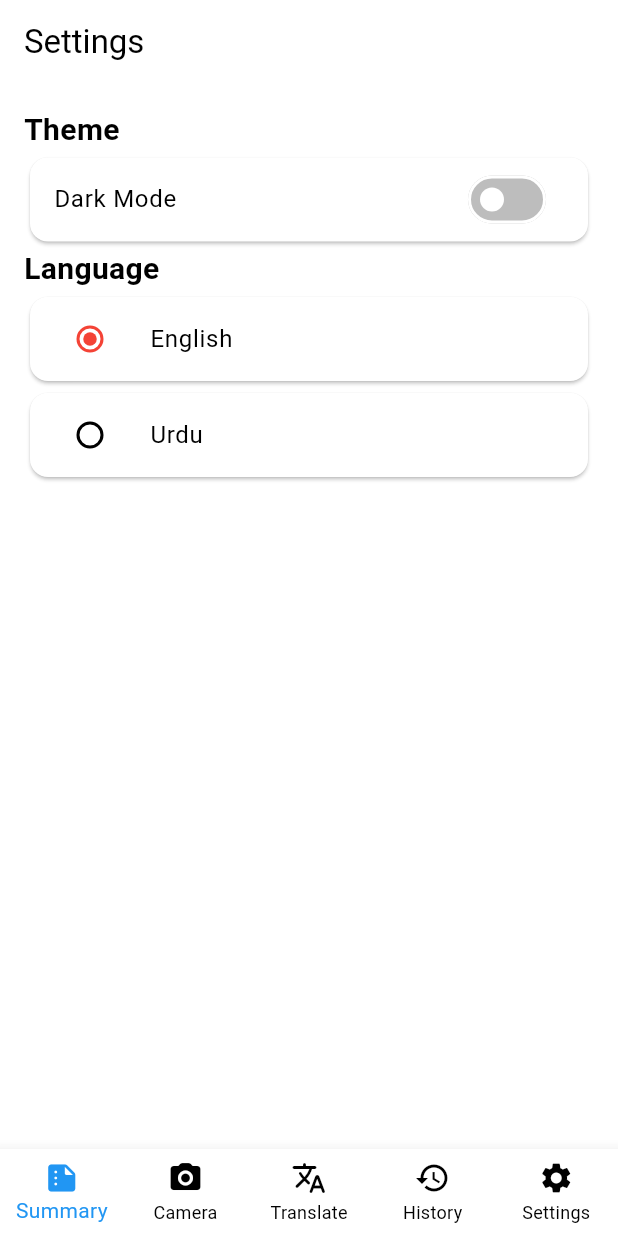
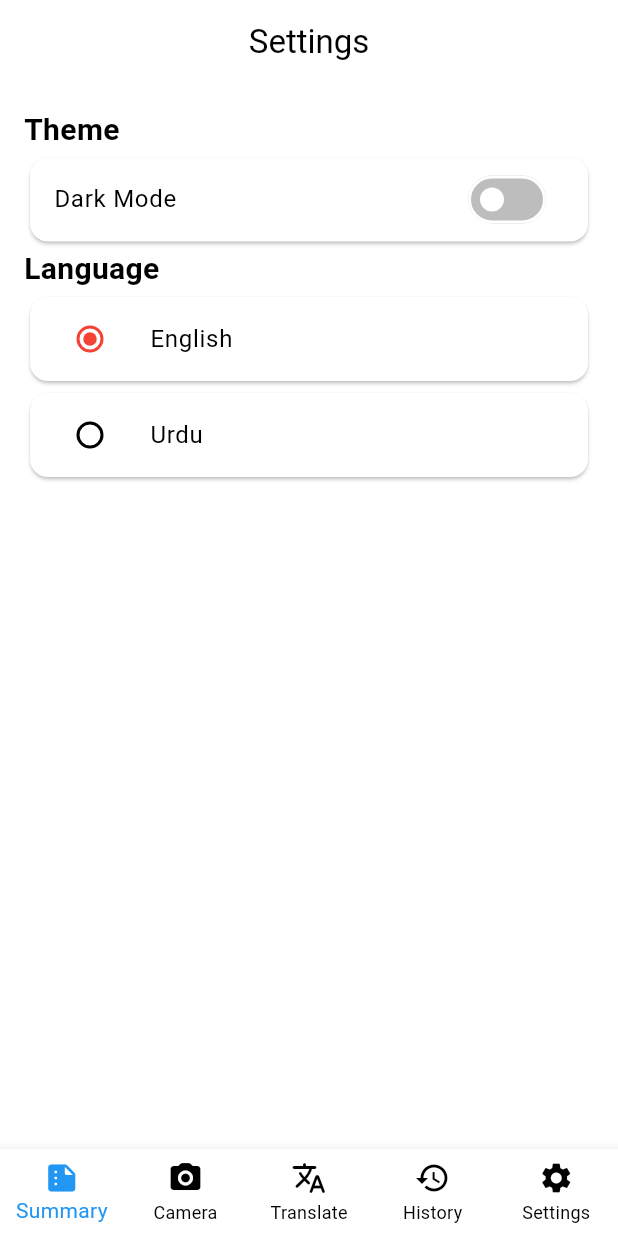
Before and after one commit to Wasiue03/linguotech, a Flutter app: the screen it shows after launch, on a phone screen of 412 x 824 dp. Run offline on Flutter 3.47's test engine with Material 3 defaults, Android fonts, the phone set to English and light mode, and no system bars; our stand-ins replace cloud_firestore, file_picker, firebase_auth, firebase_core, flutter_tts, google_sign_in and 2 more; accounts and stored records are empty.

Commit message:
added langauge preferecne validation for setting screen

```diff
--- a/lib/Screens/settings/settings.dart
+++ b/lib/Screens/settings/settings.dart
@@ -2,6 +2,7 @@ import 'package:flutter/material.dart';
 import 'package:provider/provider.dart';
 import 'package:linguotech/services/theme_provider.dart';
 import 'package:linguotech/widgets/Nav_Bar/Navigation_bar.dart';
+import 'package:linguotech/services/language_provider.dart';
 
 class SettingsScreen extends StatefulWidget {
   @override
@@ -11,14 +12,15 @@ class SettingsScreen extends StatefulWidget {
 class _SettingsScreenState extends State<SettingsScreen> {
   @override
   Widget build(BuildContext context) {
-    bool _isEnglishSelected = true;
-    // Access the DarkThemeProvider instance using Provider.of
-    DarkThemeProvider themeProvider =
-        Provider.of<DarkThemeProvider>(context, listen: false);
-
+    return Consumer2<DarkThemeProvider, LanguageProvider>(
+      builder: (context, themeProvider, languageProvider, child) {
         return Scaffold(
           appBar: AppBar(
-        title: Text('Settings'),
+            title: Center(
+              child: Text(
+                languageProvider.getLocalizedString('Settings'),
+              ),
+            ),
           ),
           body: Padding(
             padding: const EdgeInsets.all(16.0),
@@ -26,12 +28,14 @@ class _SettingsScreenState extends State<SettingsScreen> {
               crossAxisAlignment: CrossAxisAlignment.start,
               children: [
                 Text(
-              'Theme',
+                  languageProvider.getLocalizedString('Theme'),
                   style: TextStyle(fontSize: 20, fontWeight: FontWeight.bold),
                 ),
                 Card(
                   child: ListTile(
-                title: Text('Dark Mode'),
+                    title: Text(
+                      languageProvider.getLocalizedString('Dark Mode'),
+                    ),
                     trailing: Switch(
                       value: themeProvider.darkTheme,
                       onChanged: (value) {
@@ -39,39 +43,38 @@ class _SettingsScreenState extends State<SettingsScreen> {
                           themeProvider.darkTheme = value;
                         });
                       },
-                  inactiveTrackColor:
-                      Colors.grey[400], // Change switch color for white mode
+                      inactiveTrackColor: Colors.grey[400],
                     ),
                   ),
                 ),
                 Text(
-              'Language',
+                  languageProvider.getLocalizedString('Language'),
                   style: TextStyle(fontSize: 20, fontWeight: FontWeight.bold),
                 ),
                 Card(
                   child: ListTile(
-                title: Text('English'),
+                    title: Text(
+                      languageProvider.getLocalizedString('English'),
+                    ),
                     leading: Radio(
-                  value: true,
-                  groupValue: _isEnglishSelected,
+                      value: 'English',
+                      groupValue: languageProvider.selectedLanguage,
                       onChanged: (value) {
-                    setState(() {
-                      _isEnglishSelected = value!;
-                    });
+                        languageProvider.setSelectedLanguage('English');
                       },
                     ),
                   ),
                 ),
                 Card(
                   child: ListTile(
-                title: Text('Urdu'),
+                    title: Text(
+                      languageProvider.getLocalizedString('Urdu'),
+                    ),
                     leading: Radio(
-                  value: false,
-                  groupValue: _isEnglishSelected,
+                      value: 'Urdu',
+                      groupValue: languageProvider.selectedLanguage,
                       onChanged: (value) {
-                    setState(() {
-                      _isEnglishSelected = value!;
-                    });
+                        languageProvider.setSelectedLanguage('Urdu');
                       },
                     ),
                   ),
@@ -80,6 +83,8 @@ class _SettingsScreenState extends State<SettingsScreen> {
             ),
           ),
           bottomNavigationBar: CustomBottomNavigationBar(),
+        );
+      },
     );
   }
 
--- a/lib/main.dart
+++ b/lib/main.dart
@@ -46,12 +46,12 @@
 //     );
 //   }
 // }
-
 import 'package:flutter/material.dart';
 import 'package:firebase_core/firebase_core.dart';
 import 'package:provider/provider.dart';
 import 'package:shared_preferences/shared_preferences.dart';
 import 'package:linguotech/services/theme_provider.dart';
+import 'package:linguotech/services/language_provider.dart'; // Import LanguageProvider
 import 'package:linguotech/Screens/Login/user_login.dart';
 import 'package:linguotech/Screens/Register_Screen/user_register.dart';
 import 'package:linguotech/Screens/Summarization/summary.dart';
@@ -65,19 +65,38 @@ void main() async {
   DarkThemeProvider themeChangeProvider = DarkThemeProvider();
   await themeChangeProvider.darkThemePreference.init();
   await Firebase.initializeApp(options: DefaultFirebaseOptions.currentPlatform);
-  runApp(MyApp(themeChangeProvider: themeChangeProvider));
+
+  // Initialize LanguageProvider
+  LanguageProvider languageProvider = LanguageProvider();
+
+  runApp(
+    MultiProvider(
+      providers: [
+        ChangeNotifierProvider(create: (_) => themeChangeProvider),
+        ChangeNotifierProvider(
+            create: (_) => languageProvider), // Provide LanguageProvider
+      ],
+      child: MyApp(
+        themeChangeProvider: themeChangeProvider,
+        languageProvider: languageProvider, // Pass LanguageProvider to MyApp
+      ),
+    ),
+  );
 }
 
 class MyApp extends StatelessWidget {
   final DarkThemeProvider themeChangeProvider;
+  final LanguageProvider languageProvider;
 
-  const MyApp({Key? key, required this.themeChangeProvider}) : super(key: key);
+  const MyApp(
+      {Key? key,
+      required this.themeChangeProvider,
+      required this.languageProvider})
+      : super(key: key);
 
   @override
   Widget build(BuildContext context) {
-    return ChangeNotifierProvider(
-      create: (_) => themeChangeProvider,
-      child: Consumer<DarkThemeProvider>(
+    return Consumer<DarkThemeProvider>(
       builder: (context, themeProvider, _) {
         return MaterialApp(
           debugShowCheckedModeBanner: false,
@@ -92,7 +111,6 @@ class MyApp extends StatelessWidget {
           },
         );
       },
-      ),
     );
   }
 }
--- /dev/null
+++ b/lib/services/language_provider.dart
@@ -0,0 +1,43 @@
+import 'package:flutter/material.dart';
+
+class LanguageProvider with ChangeNotifier {
+  String _selectedLanguage = 'English';
+
+  String get selectedLanguage => _selectedLanguage;
+
+  void toggleLanguage() {
+    _selectedLanguage = _selectedLanguage == 'English' ? 'Urdu' : 'English';
+    notifyListeners();
+  }
+
+  Map<String, String> _englishTranslations = {
+    'Theme': 'Theme',
+    'Dark Mode': 'Dark Mode',
+    'Language': 'Language',
+    'English': 'English',
+    'Urdu': 'Urdu',
+    'Settings': 'Settings',
+  };
+
+  Map<String, String> _urduTranslations = {
+    'Theme': 'موڈ',
+    'Dark Mode': 'تاریک موڈ',
+    'Language': 'زبان',
+    'English': 'انگریزی',
+    'Urdu': 'اردو',
+    'Settings': 'ترتیبات',
+  };
+
+  String getLocalizedString(String key) {
+    if (_selectedLanguage == 'English') {
+      return _englishTranslations[key] ?? key;
+    } else {
+      return _urduTranslations[key] ?? key;
+    }
+  }
+
+  void setSelectedLanguage(String language) {
+    _selectedLanguage = language;
+    notifyListeners();
+  }
+}
```
Lines whose indentation alone changed are shown as unchanged.
